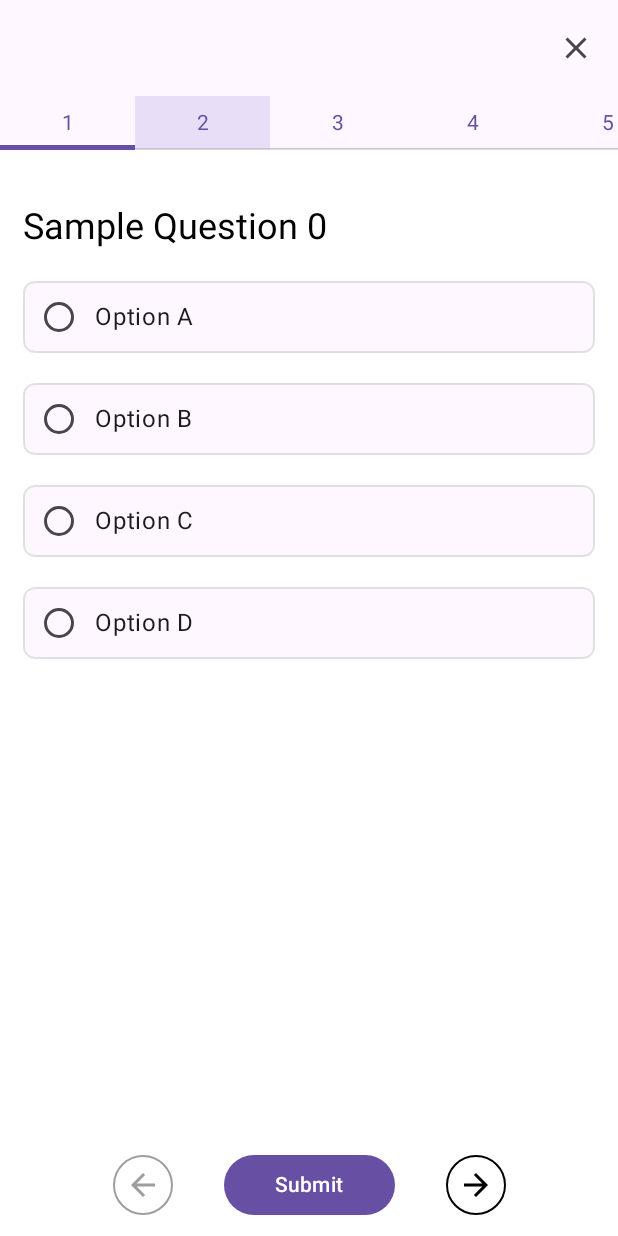
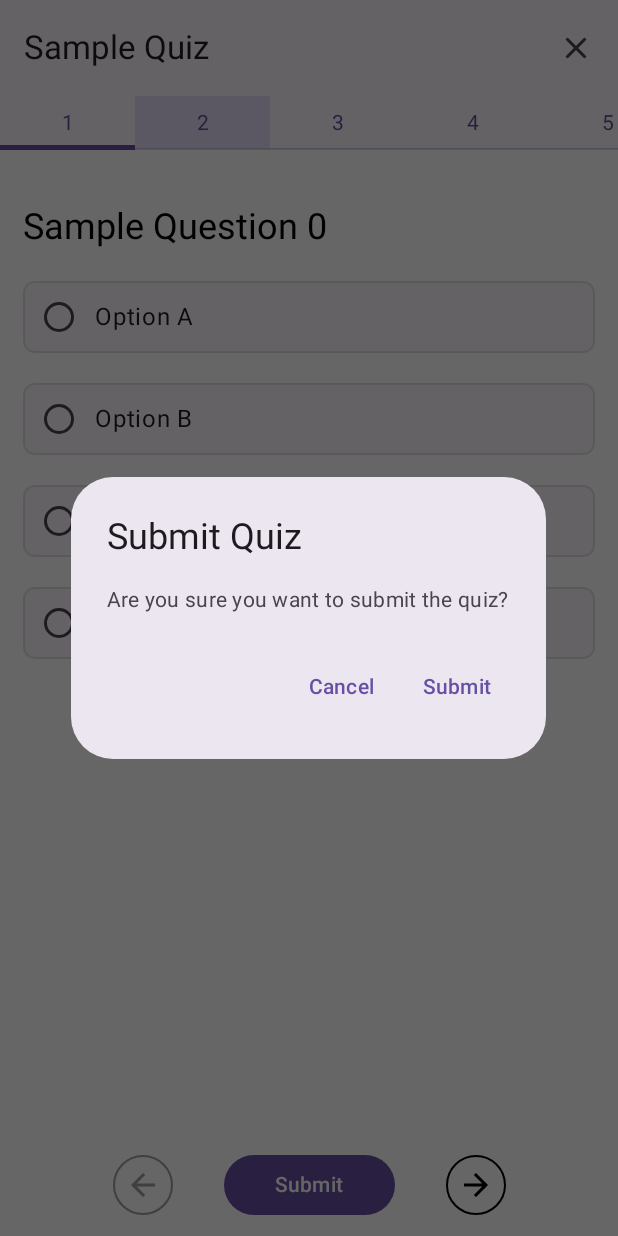
Before and after one commit to Abanoub-Nagy/QuizNotion, an Android app built with Jetpack Compose: the @Preview function PreviewQuizScreen, on a phone screen of 412 x 824 dp. Run offline under Robolectric (Android 15) with nearby library versions, the phone set to English and light mode, and no system bars.

Commit message:
Add ExitQuizDialog and QuizScreenLoadingContent components for improved quiz navigation and loading states

```diff
--- a/app/src/main/java/com/example/quiznotion/presentation/quiz/QuizScreen.kt
+++ b/app/src/main/java/com/example/quiznotion/presentation/quiz/QuizScreen.kt
@@ -19,20 +19,42 @@ import androidx.compose.ui.unit.dp
 import com.example.quiznotion.domain.model.QuizQuestion
 import com.example.quiznotion.domain.model.UserAnswer
 import com.example.quiznotion.presentation.component.ErrorScreen
+import com.example.quiznotion.presentation.quiz.component.ExitQuizDialog
 import com.example.quiznotion.presentation.quiz.component.QuestionItem
 import com.example.quiznotion.presentation.quiz.component.QuestionNavRow
+import com.example.quiznotion.presentation.quiz.component.QuizScreenLoadingContent
 import com.example.quiznotion.presentation.quiz.component.QuizScreenTopBar
 import com.example.quiznotion.presentation.quiz.component.QuizSubmitButton
+import com.example.quiznotion.presentation.quiz.component.SubmitQuizDialog
 
 @Composable
 fun QuizScreen(
     modifier: Modifier = Modifier, state: QuizState
 ) {
+    SubmitQuizDialog(
+        isDialogOpen = state.isSubmitDialogOpen,
+        onConfirmClicked = { /* TODO: Handle submit action */ },
+        onDismissRequest = { /* TODO: Handle dismiss action */ },
+    )
+    ExitQuizDialog(
+        isDialogOpen = state.isExitDialogOpen,
+        onConfirmClicked = { /* TODO: Handle submit action */ },
+        onDismissRequest = { /* TODO: Handle dismiss action */ },
+    )
     Column(
         modifier = modifier.fillMaxSize()
     ) {
         QuizScreenTopBar(
-            title = state.topBarTitle, onExitClicked = { /* TODO: Handle exit action */ })
+            title = state.topBarTitle, onExitClicked = { /* TODO: Handle exit action */ },
+        )
+        if (state.isLoading) {
+            QuizScreenLoadingContent(
+                modifier = Modifier
+                    .fillMaxSize()
+                    .weight(1f),
+                loadingErrorText = state.loadingErrorText,
+            )
+        } else {
             when {
                 state.error != null -> {
                     ErrorScreen(
@@ -52,6 +74,7 @@ fun QuizScreen(
                     QuizScreenContent(
                         state = state
                     )
+                }
             }
         }
     }
@@ -115,6 +138,13 @@ private fun PreviewQuizScreen() {
         UserAnswer(questionId = "3", selectedAnswer = ""), // unanswered
     )
     QuizScreen(
-        state = QuizState(questions = dummyQuestions, answers = dummyAnswers)
+        state = QuizState(
+            questions = dummyQuestions,
+            answers = dummyAnswers,
+//            isLoading = true,
+//            loadingErrorText = "Loading... Please wait or check your internet connection..",
+            topBarTitle = "Sample Quiz",
+            isSubmitDialogOpen = true
+        )
     )
 }
--- a/app/src/main/java/com/example/quiznotion/presentation/quiz/QuizState.kt
+++ b/app/src/main/java/com/example/quiznotion/presentation/quiz/QuizState.kt
@@ -9,4 +9,8 @@ data class QuizState(
     val currentQuestionIndex: Int = 0,
     val error: String? = null,
     val topBarTitle: String = "",
+    val isSubmitDialogOpen: Boolean = false,
+    val isExitDialogOpen: Boolean = false,
+    val loadingErrorText: String? = null,
+    val isLoading: Boolean = false,
 )
--- /dev/null
+++ b/app/src/main/java/com/example/quiznotion/presentation/quiz/component/SubmitQuizDialog.kt
@@ -0,0 +1,51 @@
+package com.example.quiznotion.presentation.quiz.component
+
+import androidx.compose.material3.AlertDialog
+import androidx.compose.material3.Text
+import androidx.compose.material3.TextButton
+import androidx.compose.runtime.Composable
+import androidx.compose.ui.Modifier
+import androidx.compose.ui.tooling.preview.Preview
+
+@Composable
+fun SubmitQuizDialog(
+    modifier: Modifier = Modifier,
+    isDialogOpen: Boolean = false,
+    title: String = "Submit Quiz",
+    onConfirmClicked: () -> Unit = {},
+    onDismissRequest: () -> Unit = {},
+    confirmButtonText: String = "Submit",
+    dismissButtonText: String = "Cancel",
+) {
+    if (isDialogOpen) {
+        AlertDialog(
+            modifier = modifier,
+            title = { Text(text = title) },
+            text = {
+                Text(text = "Are you sure you want to submit the quiz?")
+            },
+            onDismissRequest = onDismissRequest,
+            confirmButton = {
+                TextButton(onClick = onConfirmClicked) {
+                    Text(text = confirmButtonText)
+                }
+            },
+            dismissButton = {
+                TextButton(onClick = onDismissRequest) {
+                    Text(text = dismissButtonText)
+                }
+            },
+        )
+    }
+
+}
+
+@Preview
+@Composable
+private fun PreviewSubmitQuizDialog() {
+    SubmitQuizDialog(
+        isDialogOpen = true,
+        onConfirmClicked = {},
+        onDismissRequest = {},
+    )
+}
```
Also changed, not shown: app/src/main/java/com/example/quiznotion/presentation/quiz/component/ExitQuizDialog.kt (added, +51 -0 lines), app/src/main/java/com/example/quiznotion/presentation/quiz/component/QuizScreenLoadingContent.kt (added, +45 -0 lines). Lines whose indentation alone changed are shown as unchanged.
